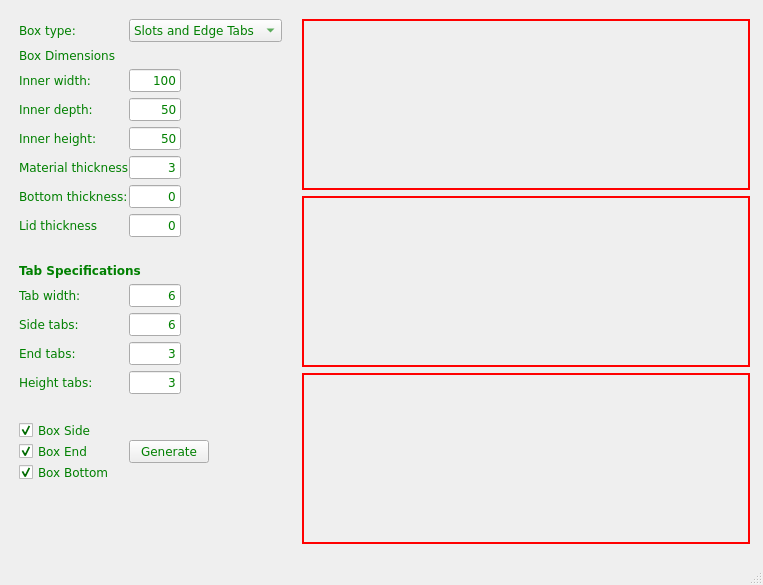
Qt form form.ui (gharley/LaserCutBoxes) before a commit.
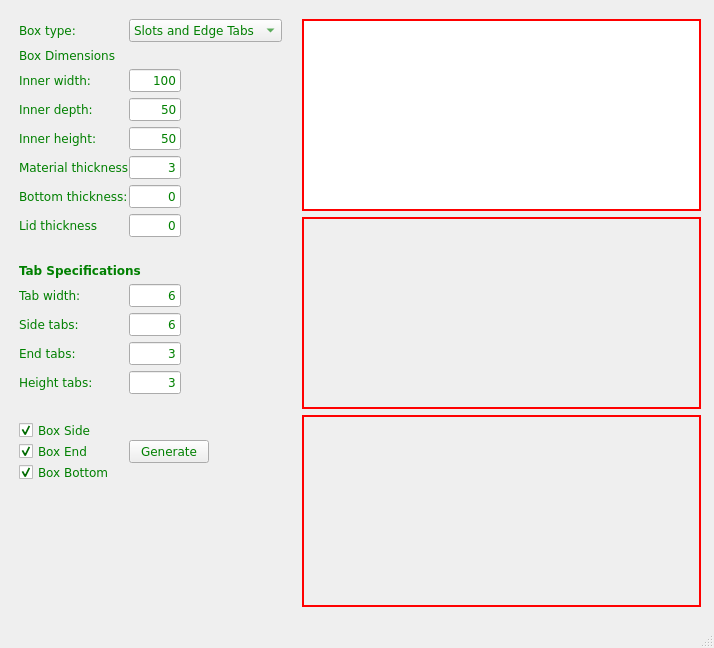
The same form after that commit.

Commit message: working on image display

```diff
--- a/form.ui
+++ b/form.ui
@@ -6,8 +6,8 @@
    <rect>
     <x>0</x>
     <y>0</y>
-    <width>763</width>
-    <height>585</height>
+    <width>714</width>
+    <height>648</height>
    </rect>
   </property>
   <property name="font">
@@ -49,7 +49,7 @@
 	min-width: -1;
 }
 
-QFrame#frmSide, QFrame#frmEnd, QFrame#frmBottom{
+QWidget#imgSide, QFrame#frmEnd, QFrame#frmBottom{
 	border: 2px solid red;
 }
 
@@ -640,18 +640,30 @@
        <number>10</number>
       </property>
       <item>
-       <widget class="QFrame" name="frmSide">
-        <property name="sizePolicy">
-         <sizepolicy hsizetype="Expanding" vsizetype="Expanding">
-          <horstretch>0</horstretch>
-          <verstretch>0</verstretch>
-         </sizepolicy>
+       <layout class="QHBoxLayout" name="horizontalLayout_4"/>
+      </item>
+      <item>
+       <widget class="QGraphicsView" name="imgSide">
+        <property name="verticalScrollBarPolicy">
+         <enum>Qt::ScrollBarAlwaysOff</enum>
         </property>
-        <property name="frameShape">
-         <enum>QFrame::WinPanel</enum>
+        <property name="horizontalScrollBarPolicy">
+         <enum>Qt::ScrollBarAlwaysOff</enum>
         </property>
-        <property name="frameShadow">
-         <enum>QFrame::Sunken</enum>
+        <property name="sizeAdjustPolicy">
+         <enum>QAbstractScrollArea::AdjustToContents</enum>
+        </property>
+        <property name="foregroundBrush">
+         <brush brushstyle="SolidPattern">
+          <color alpha="255">
+           <red>0</red>
+           <green>0</green>
+           <blue>0</blue>
+          </color>
+         </brush>
+        </property>
+        <property name="renderHints">
+         <set>QPainter::Antialiasing|QPainter::HighQualityAntialiasing|QPainter::TextAntialiasing</set>
         </property>
        </widget>
       </item>
```
Left out of the diff: 2 changed lines with no effect on the pictures. The commit also changes 1 other file.
